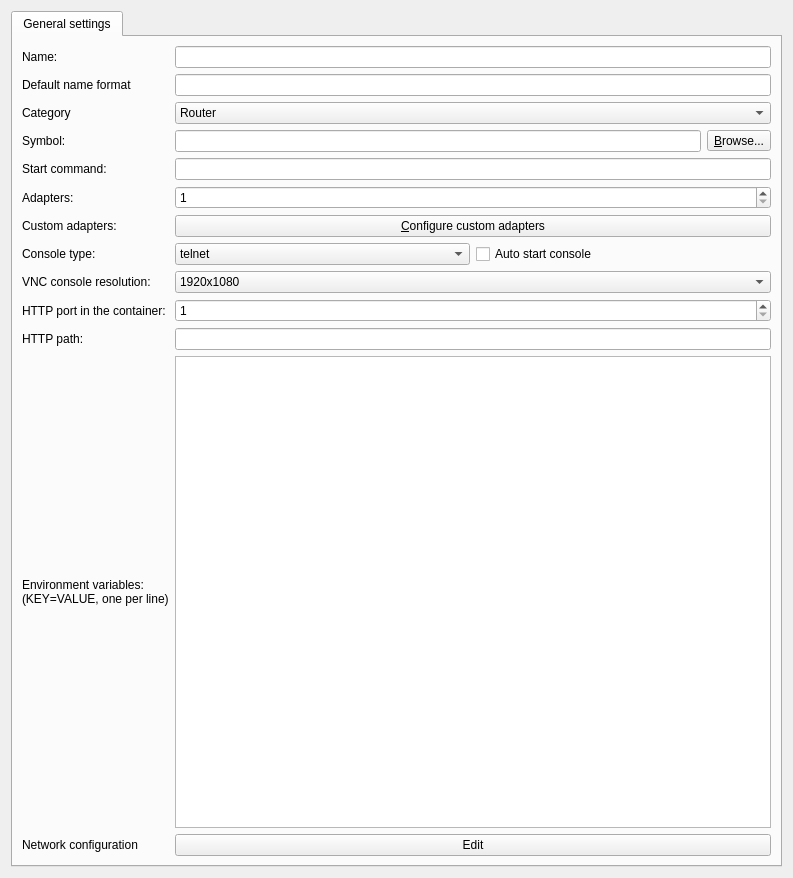
Before: the Qt Designer form gns3/modules/docker/ui/docker_vm_configuration_page.ui in GNS3/gns3-gui, drawn with Qt 5.
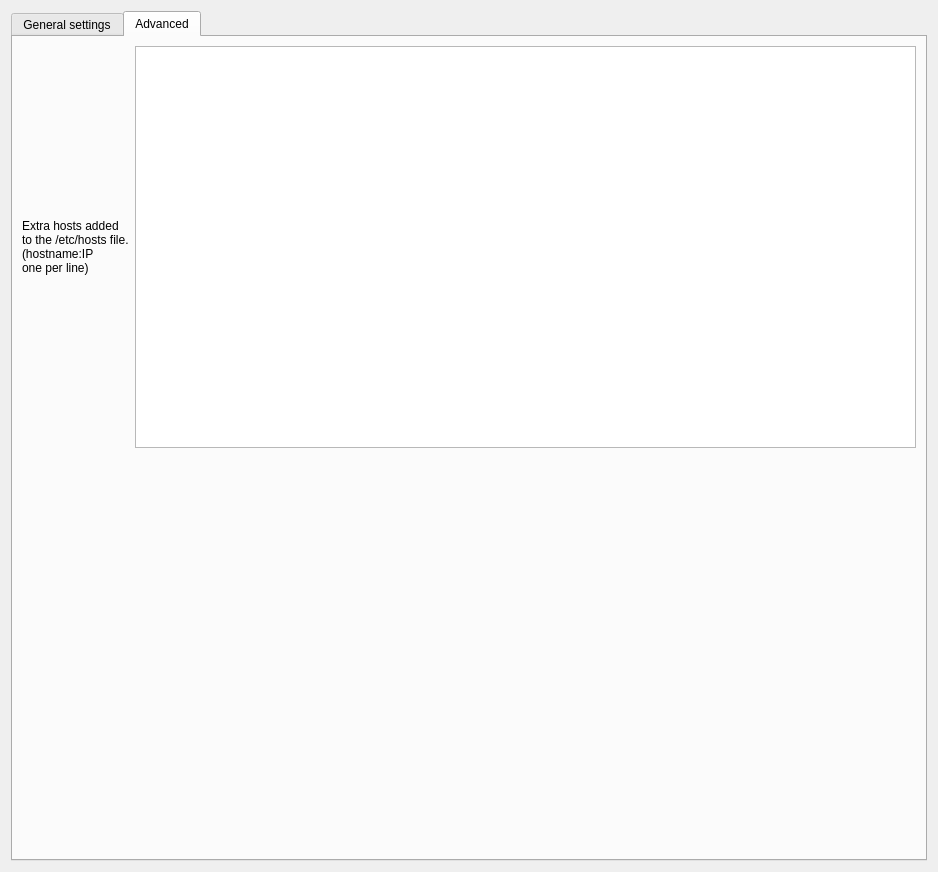
After: the same form once the commit is applied. The open tabs and pages were chosen to show the change.

Commit message: Fix merging issue from 2.1 to 2.2 for DockerVMConfigurationPage. Fixes #2516.

```diff
--- a/gns3/modules/docker/ui/docker_vm_configuration_page.ui
+++ b/gns3/modules/docker/ui/docker_vm_configuration_page.ui
@@ -6,8 +6,8 @@
    <rect>
     <x>0</x>
     <y>0</y>
-    <width>793</width>
-    <height>878</height>
+    <width>938</width>
+    <height>872</height>
    </rect>
   </property>
   <property name="windowTitle">
@@ -293,6 +293,48 @@
        </item>
       </layout>
      </widget>
+     <widget class="QWidget" name="tab_2">
+      <attribute name="title">
+       <string>Advanced</string>
+      </attribute>
+      <layout class="QGridLayout" name="gridLayout_2">
+       <item row="0" column="0">
+        <widget class="QLabel" name="uiExtraHostsLabel">
+         <property name="sizePolicy">
+          <sizepolicy hsizetype="Preferred" vsizetype="Expanding">
+           <horstretch>0</horstretch>
+           <verstretch>0</verstretch>
+          </sizepolicy>
+         </property>
+         <property name="text">
+          <string>Extra hosts added
+to the /etc/hosts file.
+(hostname:IP
+one per line)</string>
+         </property>
+         <property name="wordWrap">
+          <bool>true</bool>
+         </property>
+        </widget>
+       </item>
+       <item row="0" column="1">
+        <widget class="QTextEdit" name="uiExtraHostsTextEdit"/>
+       </item>
+       <item row="1" column="1">
+        <spacer name="verticalSpacer">
+         <property name="orientation">
+          <enum>Qt::Vertical</enum>
+         </property>
+         <property name="sizeHint" stdset="0">
+          <size>
+           <width>20</width>
+           <height>388</height>
+          </size>
+         </property>
+        </spacer>
+       </item>
+      </layout>
+     </widget>
     </widget>
    </item>
   </layout>
```
The commit also changes 1 other file.
